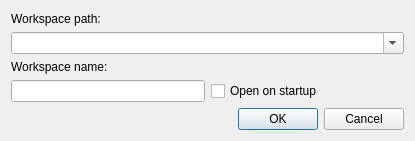
The window that UI/charlotte/workspace.ui (yuriv/charlotte) describes before a commit, drawn with Qt 5.
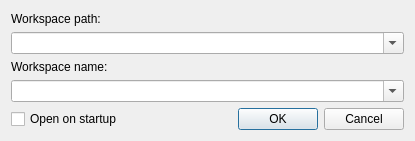
The same window after the commit.

```diff
--- a/UI/charlotte/workspace.ui
+++ b/UI/charlotte/workspace.ui
@@ -16,6 +16,12 @@
     <verstretch>0</verstretch>
    </sizepolicy>
   </property>
+  <property name="minimumSize">
+   <size>
+    <width>415</width>
+    <height>141</height>
+   </size>
+  </property>
   <property name="maximumSize">
    <size>
     <width>415</width>
@@ -39,16 +45,13 @@
      </property>
     </widget>
    </item>
-   <item row="2" column="0">
+   <item row="3" column="0">
     <widget class="QLabel" name="label_2">
      <property name="text">
       <string>Workspace name:</string>
      </property>
     </widget>
    </item>
-   <item row="3" column="0">
-    <widget class="QLineEdit" name="lineEdit"/>
-   </item>
    <item row="1" column="0" colspan="2">
     <widget class="QComboBox" name="comboBox">
      <property name="editable">
@@ -62,7 +65,7 @@
      </property>
     </widget>
    </item>
-   <item row="4" column="1">
+   <item row="6" column="1">
     <widget class="QDialogButtonBox" name="buttonBox">
      <property name="orientation">
       <enum>Qt::Horizontal</enum>
@@ -72,7 +75,14 @@
      </property>
     </widget>
    </item>
-   <item row="3" column="1">
+   <item row="4" column="0" colspan="2">
+    <widget class="QComboBox" name="comboBox_2">
+     <property name="editable">
+      <bool>true</bool>
+     </property>
+    </widget>
+   </item>
+   <item row="6" column="0">
     <widget class="QCheckBox" name="checkBox">
      <property name="text">
       <string>Open on startup</string>
```
Left out of the diff: 2 changed lines with no effect on the pictures.
